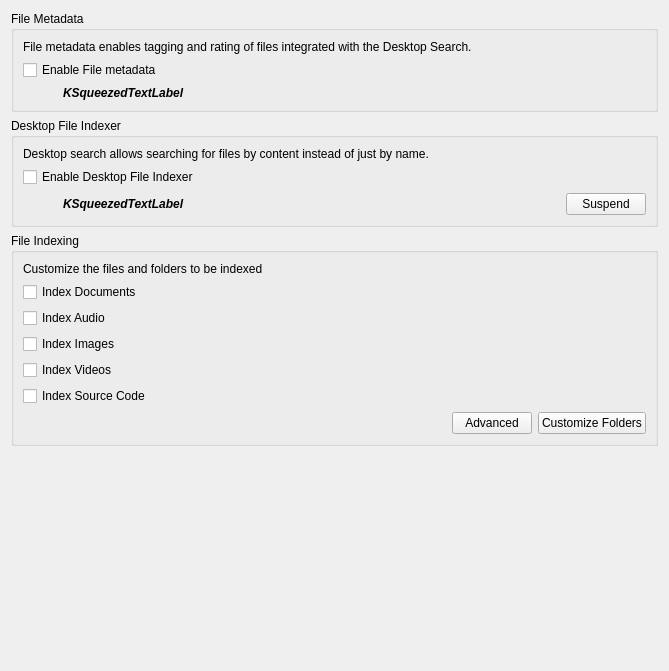
Qt form src/file/kcm/configwidget.ui (KDE/baloo) before a commit.
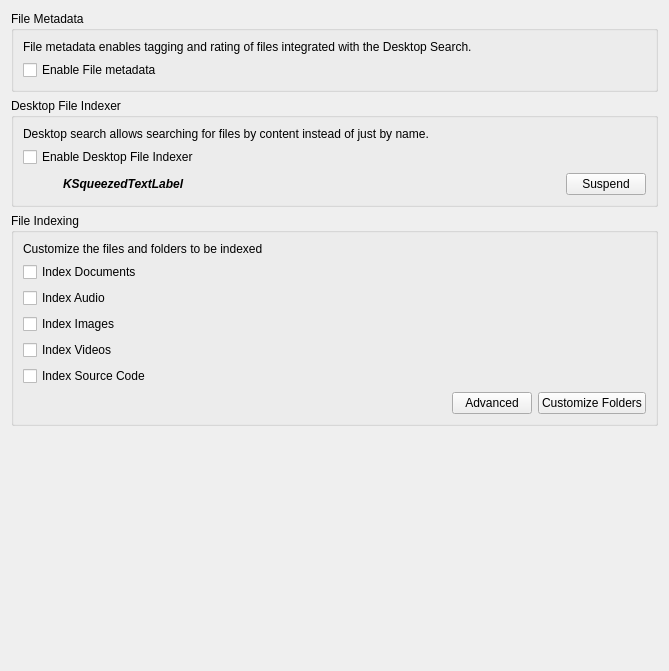
The same form after that commit. Custom widgets are drawn as their Qt base class.

Commit message:
KCM: Remove "file server status"
This is a remanant from the Nepomuk days where we had a storage server
running. With Baloo, it is integrated into the indexer. Also,
applications do not really require Baloo to be running in order to
access the data.

Patch:
```diff
--- a/src/file/kcm/configwidget.ui
+++ b/src/file/kcm/configwidget.ui
@@ -29,59 +29,11 @@
        </widget>
       </item>
       <item>
-       <layout class="QGridLayout" name="gridLayout_2">
-        <item row="0" column="0" rowspan="2">
-         <layout class="QVBoxLayout" name="verticalLayout_9">
-          <item>
-           <widget class="QCheckBox" name="m_checkEnabled">
-            <property name="text">
-             <string>Enable File metadata</string>
-            </property>
-           </widget>
-          </item>
-          <item>
-           <layout class="QHBoxLayout" name="horizontalLayout_2">
-            <item>
-             <spacer name="horizontalSpacer_3">
-              <property name="orientation">
-               <enum>Qt::Horizontal</enum>
-              </property>
-              <property name="sizeType">
-               <enum>QSizePolicy::Fixed</enum>
-              </property>
-              <property name="sizeHint" stdset="0">
-               <size>
-                <width>40</width>
-                <height>13</height>
-               </size>
-              </property>
-             </spacer>
-            </item>
-            <item>
-             <widget class="KSqueezedTextLabel" name="m_labelStatus">
-              <property name="sizePolicy">
-               <sizepolicy hsizetype="Expanding" vsizetype="Fixed">
-                <horstretch>1</horstretch>
-                <verstretch>0</verstretch>
-               </sizepolicy>
-              </property>
-              <property name="font">
-               <font>
-                <weight>75</weight>
-                <italic>true</italic>
-                <bold>true</bold>
-               </font>
-              </property>
-              <property name="text">
-               <string notr="true">KSqueezedTextLabel</string>
-              </property>
-             </widget>
-            </item>
-           </layout>
-          </item>
-         </layout>
-        </item>
-       </layout>
+       <widget class="QCheckBox" name="m_checkEnabled">
+        <property name="text">
+         <string>Enable File metadata</string>
+        </property>
+       </widget>
       </item>
      </layout>
     </widget>
```
Left out of the diff: 2 changed lines with no effect on the pictures. The commit also changes 2 other files.
